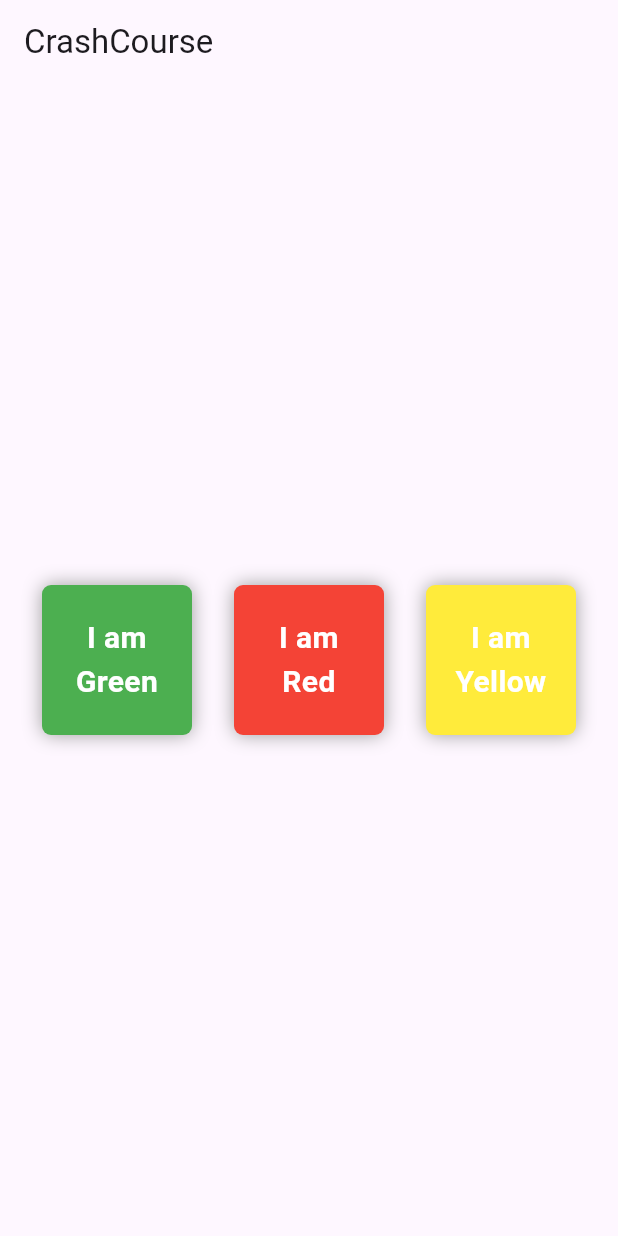
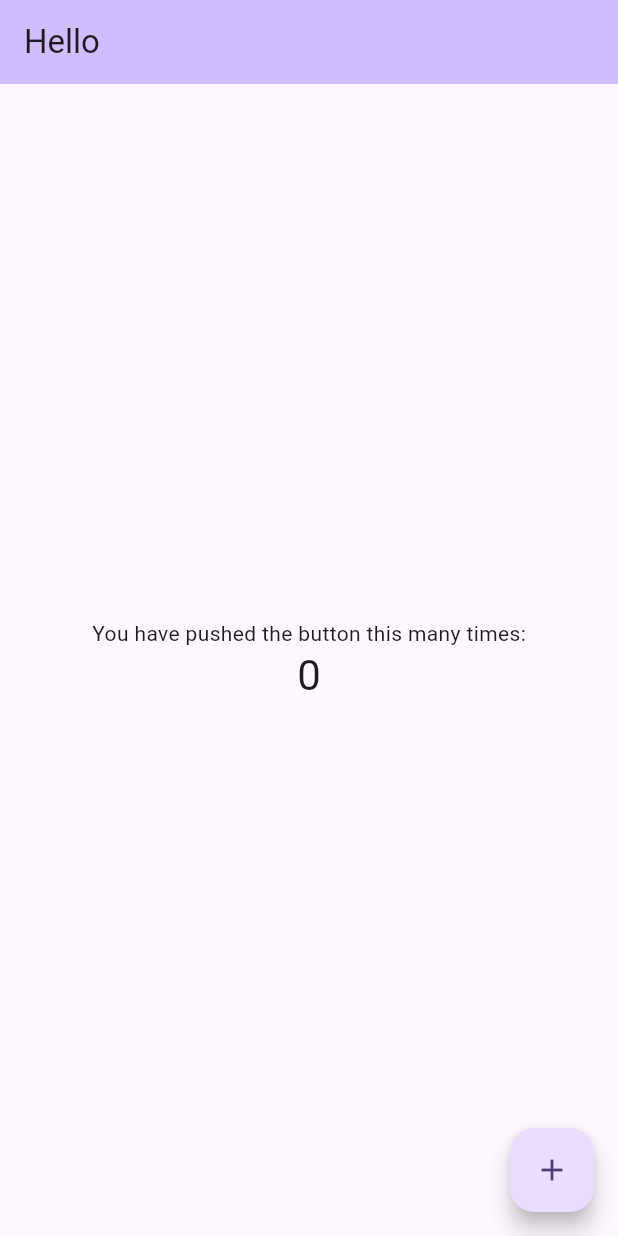
Before and after one commit to iamsahilmathur/FlutterCrashCourse, a Flutter app: the screen it shows after launch, on a phone screen of 412 x 824 dp. Run offline on Flutter 3.47's test engine with Material 3 defaults, Android fonts, the phone set to English and light mode, and no system bars; our stand-ins replace equatable, flutter_bloc.

Commit message:
bloc learning

```diff
--- /dev/null
+++ b/lib/counter_bloc.dart
@@ -0,0 +1,15 @@
+import 'package:flutter_bloc/flutter_bloc.dart';
+import 'counter_event.dart';
+import 'package:flutter_catalog/counter_state.dart';
+
+class CounterBloc extends Bloc<CounterEvent,CounterState>{
+
+  CounterBloc(super.initialState){
+    on<IncrementEvent>(_mapIncrementEventToState);
+  }
+
+
+  void _mapIncrementEventToState(IncrementEvent event, Emitter<CounterState> emit) {
+    emit(state.copyWith(counter: state.counter+1));
+  }
+}
--- /dev/null
+++ b/lib/counter_event.dart
@@ -0,0 +1,9 @@
+import 'package:equatable/equatable.dart';
+
+class CounterEvent extends Equatable{
+
+  @override
+  List<Object> get props =>[];
+}
+
+class IncrementEvent extends CounterEvent{}
--- /dev/null
+++ b/lib/counter_state.dart
@@ -0,0 +1,21 @@
+import 'package:equatable/equatable.dart';
+
+class CounterState extends Equatable{
+   int counter;
+   CounterState({required this.counter});
+
+
+   CounterState copyWith({int? counter}) {
+     return CounterState(
+       counter: counter ?? this.counter,
+     );
+   }
+
+  @override
+  List<Object?> get props => [counter];
+}
+
+//At least We have to create initial for the Bloc initilization
+class CounterInitialState extends CounterState{
+  CounterInitialState({required super.counter});
+}
--- a/lib/main.dart
+++ b/lib/main.dart
@@ -1,66 +1,94 @@
 import 'package:flutter/material.dart';
+import 'package:flutter_bloc/flutter_bloc.dart';
+import 'package:flutter_catalog/counter_bloc.dart';
+import 'package:flutter_catalog/counter_event.dart';
+import 'package:flutter_catalog/counter_state.dart';
 
 void main() {
-  runApp(const MaterialApp(
-    title: "CrashCourse",
-    home: HomePage(),
-  ));
+  runApp(BlocProvider<CounterBloc>(
+      create: (BuildContext context) =>
+          CounterBloc(CounterInitialState(counter: 0)),
+      child: const MyApp()));
 }
 
-class HomePage extends StatelessWidget {
-  const HomePage({super.key});
+class MyApp extends StatelessWidget {
+  const MyApp({super.key});
 
+  // This widget is the root of your application.
   @override
   Widget build(BuildContext context) {
-    // Scaffold provides basic structure for the app like:- if we want to add appbar in application
-    return Scaffold(
-      appBar: AppBar(
-        title: const Text("CrashCourse"),
+    return MaterialApp(
+      title: 'Flutter Demo',
+      theme: ThemeData(
+        // This is the theme of your application.
+        //
+        // TRY THIS: Try running your application with "flutter run". You'll see
+        // the application has a purple toolbar. Then, without quitting the app,
+        // try changing the seedColor in the colorScheme below to Colors.green
+        // and then invoke "hot reload" (save your changes or press the "hot
+        // reload" button in a Flutter-supported IDE, or press "r" if you used
+        // the command line to start the app).
+        //
+        // Notice that the counter didn't reset back to zero; the application
+        // state is not lost during the reload. To reset the state, use hot
+        // restart instead.
+        //
+        // This works for code too, not just values: Most code changes can be
+        // tested with just a hot reload.
+        colorScheme: ColorScheme.fromSeed(seedColor: Colors.deepPurple),
+        useMaterial3: true,
       ),
-      body: SizedBox(
-        width: MediaQuery.of(context).size.width,
-        height: MediaQuery.of(context).size.height,
-        child: const Row(
-          mainAxisAlignment: MainAxisAlignment.spaceEvenly,
-          crossAxisAlignment: CrossAxisAlignment.center,
-          children: [
-            Box(color: Colors.green, str: "I am Green"),
-            Box(color: Colors.red, str: "I am Red"),
-            Box(color: Colors.yellow, str: "I am Yellow")
-          ],
+      home: Scaffold(
+        appBar: AppBar(
+          // TRY THIS: Try changing the color here to a specific color (to
+          // Colors.amber, perhaps?) and trigger a hot reload to see the AppBar
+          // change color while the other colors stay the same.
+          backgroundColor: Theme.of(context).colorScheme.inversePrimary,
+          // Here we take the value from the MyHomePage object that was created by
+          // the App.build method, and use it to set our appbar title.
+          title: const Text("Hello"),
         ),
+        body: BlocBuilder<CounterBloc, CounterState>(
+          builder: (context, state) {
+            return Center(
+              // Center is a layout widget. It takes a single child and positions it
+              // in the middle of the parent.
+              child: Column(
+                // Column is also a layout widget. It takes a list of children and
+                // arranges them vertically. By default, it sizes itself to fit its
+                // children horizontally, and tries to be as tall as its parent.
+                //
+                // Column has various properties to control how it sizes itself and
+                // how it positions its children. Here we use mainAxisAlignment to
+                // center the children vertically; the main axis here is the vertical
+                // axis because Columns are vertical (the cross axis would be
+                // horizontal).
+                //
+                // TRY THIS: Invoke "debug painting" (choose the "Toggle Debug Paint"
+                // action in the IDE, or press "p" in the console), to see the
+                // wireframe for each widget.
+                mainAxisAlignment: MainAxisAlignment.center,
+                children: <Widget>[
+                  const Text(
+                    'You have pushed the button this many times:',
+                  ),
+                  Text(
+                    '${state.counter}',
+                    style: Theme.of(context).textTheme.headlineMedium,
+                  ),
+                ],
+              ),
+            );
+          },
+        ),
+        floatingActionButton: FloatingActionButton(
+          onPressed: () {
+            context.read<CounterBloc>().add(IncrementEvent());
+          },
+          tooltip: 'Increment',
+          child: const Icon(Icons.add),
+        ), // This trailing comma makes auto-formatting nicer for build methods.
       ),
     );
   }
 }
-
-class Box extends StatelessWidget {
-  final Color color;
-  final String str;
-
-  const Box({super.key, required this.color, required this.str});
-
-  @override
-  Widget build(BuildContext context) {
-    return Container(
-      width: 100,
-      height: 100,
-      padding: const EdgeInsets.all(10),
-      alignment: Alignment.center,
-      decoration: BoxDecoration(
-          color: color,
-          shape: BoxShape.rectangle,
-          borderRadius: BorderRadius.circular(6),
-          boxShadow: const [BoxShadow(color: Colors.grey, blurRadius: 10)]),
-      child: Text(
-        str,
-        textAlign: TextAlign.center,
-        style: const TextStyle(
-          color: Colors.white,
-          fontSize: 20,
-          fontWeight: FontWeight.bold,
-        ),
-      ),
-    );
-  }
-}
--- a/pubspec.yaml
+++ b/pubspec.yaml
@@ -1,4 +1,4 @@
-name: flutter_crash_course
+name: flutter_catalog
 description: "A new Flutter project."
 # The following line prevents the package from being accidentally published to
 # pub.dev using `flutter pub publish`. This is preferred for private packages.
@@ -35,6 +35,8 @@ dependencies:
   # The following adds the Cupertino Icons font to your application.
   # Use with the CupertinoIcons class for iOS style icons.
   cupertino_icons: ^1.0.8
+  flutter_bloc: ^8.1.6
+  equatable: ^2.0.3
 
 dev_dependencies:
   flutter_test:
```
Also changed, not shown: pubspec.lock, 18 other files.
